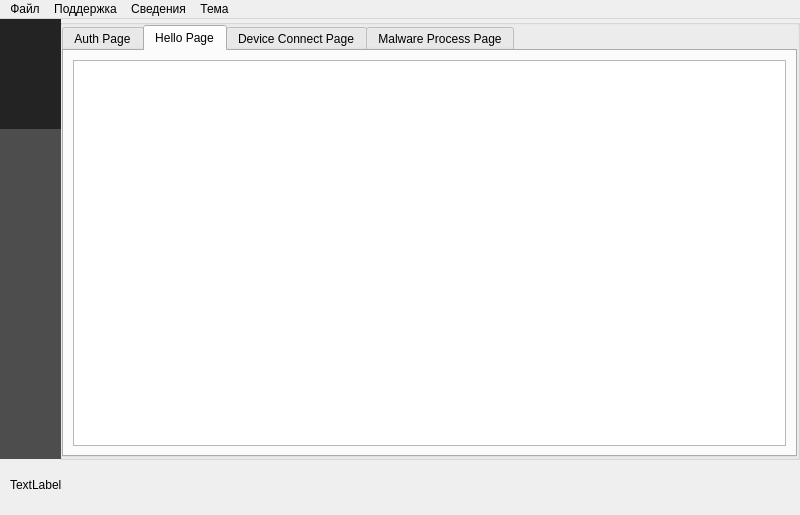
The window that ui/mainwindow.ui (badcast/adskiller) describes before a commit, drawn with Qt 5.
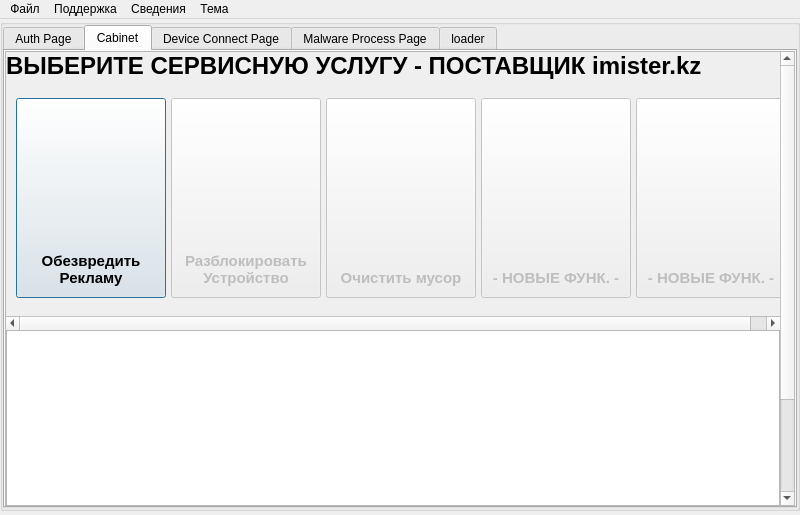
The same window after the commit. The open tabs and pages were chosen to show the change. Icons and pictures are not drawn.

The edit to the form file:
```diff
--- a/ui/mainwindow.ui
+++ b/ui/mainwindow.ui
@@ -41,14 +41,17 @@
    <iconset resource="../resources.qrc">
     <normaloff>:/resources/app-icon</normaloff>:/resources/app-icon</iconset>
   </property>
+  <property name="styleSheet">
+   <string notr="true"/>
+  </property>
   <widget class="QWidget" name="centralwidget">
    <widget class="QGroupBox" name="contentLayout">
     <property name="geometry">
      <rect>
-      <x>59</x>
+      <x>0</x>
       <y>0</y>
-      <width>741</width>
-      <height>441</height>
+      <width>800</width>
+      <height>492</height>
      </rect>
     </property>
     <layout class="QGridLayout" name="_2">
@@ -67,7 +70,7 @@
      <property name="spacing">
       <number>0</number>
      </property>
-     <item row="1" column="0">
+     <item row="0" column="0">
       <widget class="QTabWidget" name="tabWidget">
        <property name="currentIndex">
         <number>0</number>
@@ -190,101 +193,404 @@
          <property name="frameShadow">
           <enum>QFrame::Shadow::Raised</enum>
          </property>
-         <property name="lineWidth">
-          <number>0</number>
-         </property>
-         <layout class="QGridLayout" name="gridLayout_2">
-          <property name="leftMargin">
-           <number>0</number>
-          </property>
-          <property name="topMargin">
-           <number>0</number>
-          </property>
-          <property name="rightMargin">
-           <number>0</number>
-          </property>
-          <property name="bottomMargin">
-           <number>0</number>
-          </property>
-          <property name="spacing">
-           <number>0</number>
-          </property>
-          <item row="0" column="0">
-           <widget class="QLabel" name="label_6">
-            <property name="styleSheet">
-             <string notr="true">background-color: #fc234c;
-color: white;
-padding: 0;
-margin: 0;</string>
-            </property>
-            <property name="text">
-             <string>УДАЛЕНИЕ РЕКЛАМНЫХ ПО</string>
-            </property>
-            <property name="alignment">
-             <set>Qt::AlignmentFlag::AlignCenter</set>
-            </property>
-            <property name="wordWrap">
-             <bool>true</bool>
-            </property>
-           </widget>
-          </item>
-          <item row="2" column="0">
-           <widget class="QLabel" name="label_8">
-            <property name="styleSheet">
-             <string notr="true">background-color: #21d796;
-color: white;
-padding: 0;
-margin: 0;</string>
-            </property>
-            <property name="text">
-             <string>ПЕРЕНОС ДАННЫХ С 2 устройств</string>
-            </property>
-            <property name="alignment">
-             <set>Qt::AlignmentFlag::AlignCenter</set>
-            </property>
-            <property name="wordWrap">
-             <bool>true</bool>
-            </property>
-           </widget>
-          </item>
-          <item row="1" column="0">
-           <widget class="QLabel" name="label_7">
-            <property name="styleSheet">
-             <string notr="true">background-color: #25a6f7;
-color: white;
-padding: 0;
-margin: 0;</string>
-            </property>
-            <property name="text">
-             <string>РАЗБЛОКИРОВКА УСТРОЙСТВ</string>
-            </property>
-            <property name="alignment">
-             <set>Qt::AlignmentFlag::AlignCenter</set>
-            </property>
-            <property name="wordWrap">
-             <bool>true</bool>
-            </property>
-           </widget>
-          </item>
-         </layout>
         </widget>
        </widget>
        <widget class="QWidget" name="tab0">
         <attribute name="title">
-         <string>Hello Page</string>
+         <string>Cabinet</string>
         </attribute>
-        <layout class="QGridLayout" name="gridLayout_3">
+        <layout class="QGridLayout" name="gridLayout_6">
+         <property name="leftMargin">
+          <number>0</number>
+         </property>
+         <property name="topMargin">
+          <number>0</number>
+         </property>
+         <property name="rightMargin">
+          <number>0</number>
+         </property>
+         <property name="bottomMargin">
+          <number>0</number>
+         </property>
+         <property name="spacing">
+          <number>0</number>
+         </property>
          <item row="0" column="0">
-          <widget class="QTableView" name="authInfo">
-           <property name="editTriggers">
-            <set>QAbstractItemView::EditTrigger::NoEditTriggers</set>
+          <widget class="QScrollArea" name="scrollArea_3">
+           <property name="verticalScrollBarPolicy">
+            <enum>Qt::ScrollBarPolicy::ScrollBarAlwaysOn</enum>
            </property>
-           <property name="selectionMode">
-            <enum>QAbstractItemView::SelectionMode::SingleSelection</enum>
+           <property name="horizontalScrollBarPolicy">
+            <enum>Qt::ScrollBarPolicy::ScrollBarAlwaysOff</enum>
            </property>
-           <property name="selectionBehavior">
-            <enum>QAbstractItemView::SelectionBehavior::SelectRows</enum>
+           <property name="widgetResizable">
+            <bool>true</bool>
            </property>
+           <widget class="QWidget" name="scrollAreaWidgetContents_3">
+            <property name="geometry">
+             <rect>
+              <x>0</x>
+              <y>0</y>
+              <width>774</width>
+              <height>583</height>
+             </rect>
+            </property>
+            <layout class="QVBoxLayout" name="verticalLayout">
+             <property name="spacing">
+              <number>0</number>
+             </property>
+             <property name="leftMargin">
+              <number>0</number>
+             </property>
+             <property name="topMargin">
+              <number>0</number>
+             </property>
+             <property name="rightMargin">
+              <number>0</number>
+             </property>
+             <property name="bottomMargin">
+              <number>0</number>
+             </property>
+             <item>
+              <widget class="QLabel" name="label_6">
+               <property name="font">
+                <font>
+                 <pointsize>18</pointsize>
+                 <bold>true</bold>
+                </font>
+               </property>
+               <property name="text">
+                <string>ВЫБЕРИТЕ СЕРВИСНУЮ УСЛУГУ - ПОСТАВЩИК imister.kz</string>
+               </property>
+              </widget>
+             </item>
+             <item>
+              <widget class="QScrollArea" name="scrollArea">
+               <property name="minimumSize">
+                <size>
+                 <width>0</width>
+                 <height>250</height>
+                </size>
+               </property>
+               <property name="frameShape">
+                <enum>QFrame::Shape::NoFrame</enum>
+               </property>
+               <property name="frameShadow">
+                <enum>QFrame::Shadow::Plain</enum>
+               </property>
+               <property name="verticalScrollBarPolicy">
+                <enum>Qt::ScrollBarPolicy::ScrollBarAlwaysOff</enum>
+               </property>
+               <property name="sizeAdjustPolicy">
+                <enum>QAbstractScrollArea::SizeAdjustPolicy::AdjustToContents</enum>
+               </property>
+               <property name="widgetResizable">
+                <bool>false</bool>
+               </property>
+               <property name="alignment">
+                <set>Qt::AlignmentFlag::AlignLeading|Qt::AlignmentFlag::AlignLeft|Qt::AlignmentFlag::AlignVCenter</set>
+               </property>
+               <widget class="QWidget" name="scrollAreaWidgetContents">
+                <property name="geometry">
+                 <rect>
+                  <x>0</x>
+                  <y>0</y>
+                  <width>790</width>
+                  <height>236</height>
+                 </rect>
+                </property>
+                <layout class="QGridLayout" name="gridLayout_3">
+                 <item row="0" column="0">
+                  <layout class="QHBoxLayout" name="horizontalLayout" stretch="0,0,0,0,0">
+                   <property name="spacing">
+                    <number>5</number>
+                   </property>
+                   <property name="sizeConstraint">
+                    <enum>QLayout::SizeConstraint::SetDefaultConstraint</enum>
+                   </property>
+                   <property name="rightMargin">
+                    <number>0</number>
+                   </property>
+                   <item>
+                    <widget class="QPushButton" name="button_RemoveADSMalware">
+                     <property name="minimumSize">
+                      <size>
+                       <width>150</width>
+                       <height>200</height>
+                      </size>
+                     </property>
+                     <property name="maximumSize">
+                      <size>
+                       <width>150</width>
+                       <height>16777215</height>
+                      </size>
+                     </property>
+                     <property name="font">
+                      <font>
+                       <pointsize>11</pointsize>
+                       <bold>true</bold>
+                      </font>
+                     </property>
+                     <property name="cursor">
+                      <cursorShape>PointingHandCursor</cursorShape>
+                     </property>
+                     <property name="styleSheet">
+                      <string notr="true">
+    padding: 10px;
+	text-align: bottom center;
+	image: url(:/resources/remove-ads);
+    image-position: top center; 
+</string>
+                     </property>
+                     <property name="text">
+                      <string>Обезвредить
+Рекламу</string>
+                     </property>
+                     <property name="default">
+                      <bool>true</bool>
+                     </property>
+                     <property name="flat">
+                      <bool>false</bool>
+                     </property>
+                    </widget>
+                   </item>
+                   <item>
+                    <widget class="QPushButton" name="button_RemoveFRP_2">
+                     <property name="enabled">
+                      <bool>false</bool>
+                     </property>
+                     <property name="minimumSize">
+                      <size>
+                       <width>150</width>
+                       <height>200</height>
+                      </size>
+                     </property>
+                     <property name="maximumSize">
+                      <size>
+                       <width>150</width>
+                       <height>16777215</height>
+                      </size>
+                     </property>
+                     <property name="font">
+                      <font>
+                       <pointsize>11</pointsize>
+                       <bold>true</bold>
+                      </font>
+                     </property>
+                     <property name="cursor">
+                      <cursorShape>PointingHandCursor</cursorShape>
+                     </property>
+                     <property name="toolTip">
+                      <string/>
+                     </property>
+                     <property name="styleSheet">
+                      <string notr="true">QPushButton {
+    padding: 10px;
+	text-align: bottom center;
+	image: url(:/resources/shield);
+    image-position: top center; 
+}
+QPushButton:hover {
+	 image: url(:/resources/shield-hover);
+}
+QPushButton:disabled 
+{
+      	 image: url(:/resources/shield-close);
+}
+</string>
+                     </property>
+                     <property name="text">
+                      <string>Разблокировать
+Устройство</string>
+                     </property>
+                    </widget>
+                   </item>
+                   <item>
+                    <widget class="QPushButton" name="button_RemoveADSMalware_4">
+                     <property name="enabled">
+                      <bool>false</bool>
+                     </property>
+                     <property name="minimumSize">
+                      <size>
+                       <width>150</width>
+                       <height>200</height>
+                      </size>
+                     </property>
+                     <property name="maximumSize">
+                      <size>
+                       <width>150</width>
+                       <height>16777215</height>
+                      </size>
+                     </property>
+                     <property name="font">
+                      <font>
+                       <pointsize>11</pointsize>
+                       <bold>true</bold>
+                      </font>
+                     </property>
+                     <property name="cursor">
+                      <cursorShape>PointingHandCursor</cursorShape>
+                     </property>
+                     <property name="toolTip">
+                      <string/>
+                     </property>
+                     <property name="styleSheet">
+                      <string notr="true">QPushButton {
+    padding: 10px;
+	text-align: bottom center;
+	image: url(:/resources/shield);
+    image-position: top center; 
+}
+QPushButton:hover {
+	 image: url(:/resources/shield-hover);
+}
+QPushButton:disabled 
+{
+      	 image: url(:/resources/shield-close);
+}
+</string>
+                     </property>
+                     <property name="text">
+                      <string>Очистить мусор</string>
+                     </property>
+                     <property name="default">
+                      <bool>true</bool>
+                     </property>
+                     <property name="flat">
+                      <bool>false</bool>
+                     </property>
+                    </widget>
+                   </item>
+                   <item>
+                    <widget class="QPushButton" name="button_RemoveFasd_2">
+                     <property name="enabled">
+                      <bool>false</bool>
+                     </property>
+                     <property name="minimumSize">
+                      <size>
+                       <width>150</width>
+                       <height>200</height>
+                      </size>
+                     </property>
+                     <property name="maximumSize">
+                      <size>
+                       <width>150</width>
+                       <height>16777215</height>
+                      </size>
+                     </property>
+                     <property name="font">
+                      <font>
+                       <pointsize>11</pointsize>
+                       <bold>true</bold>
+                      </font>
+                     </property>
+                     <property name="cursor">
+                      <cursorShape>PointingHandCursor</cursorShape>
+                     </property>
+                     <property name="toolTip">
+                      <string/>
+                     </property>
+                     <property name="styleSheet">
+                      <string notr="true">    padding: 10px;
+	text-align: bottom center;
+	image: url(:/resources/icon-hello);
+    image-position: top center; 
+</string>
+                     </property>
+                     <property name="text">
+                      <string>- НОВЫЕ ФУНК. -</string>
+                     </property>
+                     <property name="default">
+                      <bool>true</bool>
+                     </property>
+                     <property name="flat">
+                      <bool>false</bool>
+                     </property>
+                    </widget>
+                   </item>
+                   <item>
+                    <widget class="QPushButton" name="button_RemoveFasd">
+                     <property name="enabled">
+                      <bool>false</bool>
+                     </property>
+                     <property name="minimumSize">
+                      <size>
+                       <width>150</width>
+                       <height>200</height>
+                      </size>
+                     </property>
+                     <property name="maximumSize">
+                      <size>
+                       <width>150</width>
+                       <height>16777215</height>
+                      </size>
+                     </property>
+                     <property name="font">
+                      <font>
+                       <pointsize>11</pointsize>
+                       <bold>true</bold>
+                      </font>
+                     </property>
+                     <property name="cursor">
+                      <cursorShape>PointingHandCursor</cursorShape>
+                     </property>
+                     <property name="toolTip">
+                      <string/>
+                     </property>
+                     <property name="styleSheet">
+                      <string notr="true">    padding: 10px;
+	text-align: bottom center;
+	image: url(:/resources/icon-hello);
+    image-position: top center; 
+</string>
+                     </property>
+                     <property name="text">
+                      <string>- НОВЫЕ ФУНК. -</string>
+                     </property>
+                     <property name="default">
+                      <bool>true</bool>
+                     </property>
+                     <property name="flat">
+                      <bool>false</bool>
+                     </property>
+                    </widget>
+                   </item>
+                  </layout>
+                 </item>
+                </layout>
+               </widget>
+              </widget>
+             </item>
+             <item>
+              <widget class="QTableView" name="authInfo">
+               <property name="minimumSize">
+                <size>
+                 <width>0</width>
+                 <height>300</height>
+                </size>
+               </property>
+               <property name="autoScroll">
+                <bool>true</bool>
+               </property>
+               <property name="editTriggers">
+                <set>QAbstractItemView::EditTrigger::NoEditTriggers</set>
+               </property>
+               <property name="selectionMode">
+                <enum>QAbstractItemView::SelectionMode::SingleSelection</enum>
+               </property>
+               <property name="selectionBehavior">
+                <enum>QAbstractItemView::SelectionBehavior::SelectRows</enum>
+               </property>
+               <property name="showGrid">
+                <bool>true</bool>
+               </property>
+               <property name="gridStyle">
+                <enum>Qt::PenStyle::DashDotDotLine</enum>
+               </property>
+              </widget>
+             </item>
+            </layout>
+           </widget>
           </widget>
          </item>
         </layout>
@@ -648,180 +954,80 @@
          </layout>
         </widget>
        </widget>
-      </widget>
-     </item>
-    </layout>
-   </widget>
-   <widget class="QWidget" name="pageIconBoxes" native="true">
-    <property name="geometry">
-     <rect>
-      <x>0</x>
-      <y>0</y>
-      <width>61</width>
-      <height>440</height>
-     </rect>
-    </property>
-    <property name="minimumSize">
-     <size>
-      <width>0</width>
-      <height>0</height>
-     </size>
-    </property>
-    <layout class="QVBoxLayout" name="verticalLayout">
-     <property name="spacing">
-      <number>0</number>
-     </property>
-     <property name="leftMargin">
-      <number>0</number>
-     </property>
-     <property name="topMargin">
-      <number>0</number>
-     </property>
-     <property name="rightMargin">
-      <number>0</number>
-     </property>
-     <property name="bottomMargin">
-      <number>0</number>
-     </property>
-     <item>
-      <widget class="QWidget" name="widget" native="true">
-       <property name="enabled">
-        <bool>false</bool>
-       </property>
-       <property name="minimumSize">
-        <size>
-         <width>0</width>
-         <height>100</height>
-        </size>
-       </property>
-       <property name="maximumSize">
-        <size>
-         <width>16777215</width>
-         <height>16777215</height>
-        </size>
-       </property>
-       <property name="styleSheet">
-        <string notr="true">QWidget
-{
-image: url(:/resources/icon-hello);
-padding: 10px;
-background-color: #4d4d4d;
-}
-
-QWidget:disabled 
-{
-background-color: #232323;
-}</string>
-       </property>
-      </widget>
-     </item>
-     <item>
-      <widget class="QWidget" name="widget_2" native="true">
-       <property name="minimumSize">
-        <size>
-         <width>0</width>
-         <height>100</height>
-        </size>
-       </property>
-       <property name="maximumSize">
-        <size>
-         <width>16777215</width>
-         <height>16777215</height>
-        </size>
-       </property>
-       <property name="styleSheet">
-        <string notr="true">QWidget
-{
-image: url(:/resources/icon-authlogin);
-padding: 10px;
-background-color: #4d4d4d;
-}
-
-QWidget:disabled 
-{
-background-color: #232323;
-}</string>
-       </property>
-      </widget>
-     </item>
-     <item>
-      <widget class="QWidget" name="widget_3" native="true">
-       <property name="minimumSize">
-        <size>
-         <width>0</width>
-         <height>100</height>
-        </size>
-       </property>
-       <property name="maximumSize">
-        <size>
-         <width>16777215</width>
-         <height>16777215</height>
-        </size>
-       </property>
-       <property name="styleSheet">
-        <string notr="true">QWidget
-{
-image: url(:/resources/icon-deviceconnect);
-padding: 10px;
-background-color: #4d4d4d;
-}
-
-QWidget:disabled 
-{
-background-color: #232323;
-}</string>
-       </property>
-      </widget>
-     </item>
-     <item>
-      <widget class="QWidget" name="widget_4" native="true">
-       <property name="minimumSize">
-        <size>
-         <width>0</width>
-         <height>100</height>
-        </size>
-       </property>
-       <property name="maximumSize">
-        <size>
-         <width>16777215</width>
-         <height>16777215</height>
-        </size>
-       </property>
-       <property name="styleSheet">
-        <string notr="true">QWidget
-{
-image: url(:/resources/icon-malware);
-padding: 10px;
-background-color: #4d4d4d;
-}
-
-QWidget:disabled 
-{
-background-color: #232323;
-}</string>
-       </property>
-      </widget>
-     </item>
-    </layout>
-   </widget>
-   <widget class="QWidget" name="gridLayoutWidget">
-    <property name="geometry">
-     <rect>
-      <x>10</x>
-      <y>442</y>
-      <width>791</width>
-      <height>48</height>
-     </rect>
-    </property>
-    <layout class="QGridLayout" name="gridLayout_4">
-     <property name="sizeConstraint">
-      <enum>QLayout::SizeConstraint::SetDefaultConstraint</enum>
-     </property>
-     <item row="0" column="0">
-      <widget class="QLabel" name="labelStat">
-       <property name="text">
-        <string>TextLabel</string>
-       </property>
+       <widget class="QWidget" name="page_loader">
+        <attribute name="title">
+         <string>loader</string>
+        </attribute>
+        <layout class="QGridLayout" name="gridLayout_5">
+         <property name="leftMargin">
+          <number>0</number>
+         </property>
+         <property name="topMargin">
+          <number>0</number>
+         </property>
+         <property name="rightMargin">
+          <number>0</number>
+         </property>
+         <property name="bottomMargin">
+          <number>0</number>
+         </property>
+         <property name="spacing">
+          <number>0</number>
+         </property>
+         <item row="0" column="0">
+          <layout class="QGridLayout" name="gridLayout_4">
+           <property name="verticalSpacing">
+            <number>0</number>
+           </property>
+           <item row="2" column="0">
+            <layout class="QVBoxLayout" name="loaderLayout">
+             <property name="spacing">
+              <number>0</number>
+             </property>
+             <property name="leftMargin">
+              <number>50</number>
+             </property>
+             <property name="topMargin">
+              <number>50</number>
+             </property>
+             <property name="rightMargin">
+              <number>50</number>
+             </property>
+             <property name="bottomMargin">
+              <number>50</number>
+             </property>
+            </layout>
+           </item>
+           <item row="3" column="0">
+            <widget class="QLabel" name="loaderPageText">
+             <property name="maximumSize">
+              <size>
+               <width>16777215</width>
+               <height>150</height>
+              </size>
+             </property>
+             <property name="font">
+              <font>
+               <pointsize>13</pointsize>
+               <bold>true</bold>
+               <underline>false</underline>
+              </font>
+             </property>
+             <property name="text">
+              <string>LOADING PAGE</string>
+             </property>
+             <property name="alignment">
+              <set>Qt::AlignmentFlag::AlignCenter</set>
+             </property>
+             <property name="wordWrap">
+              <bool>true</bool>
+             </property>
+            </widget>
+           </item>
+          </layout>
+         </item>
+        </layout>
+       </widget>
       </widget>
      </item>
     </layout>
```
Left out of the diff: 238 changed lines with no effect on the pictures.
